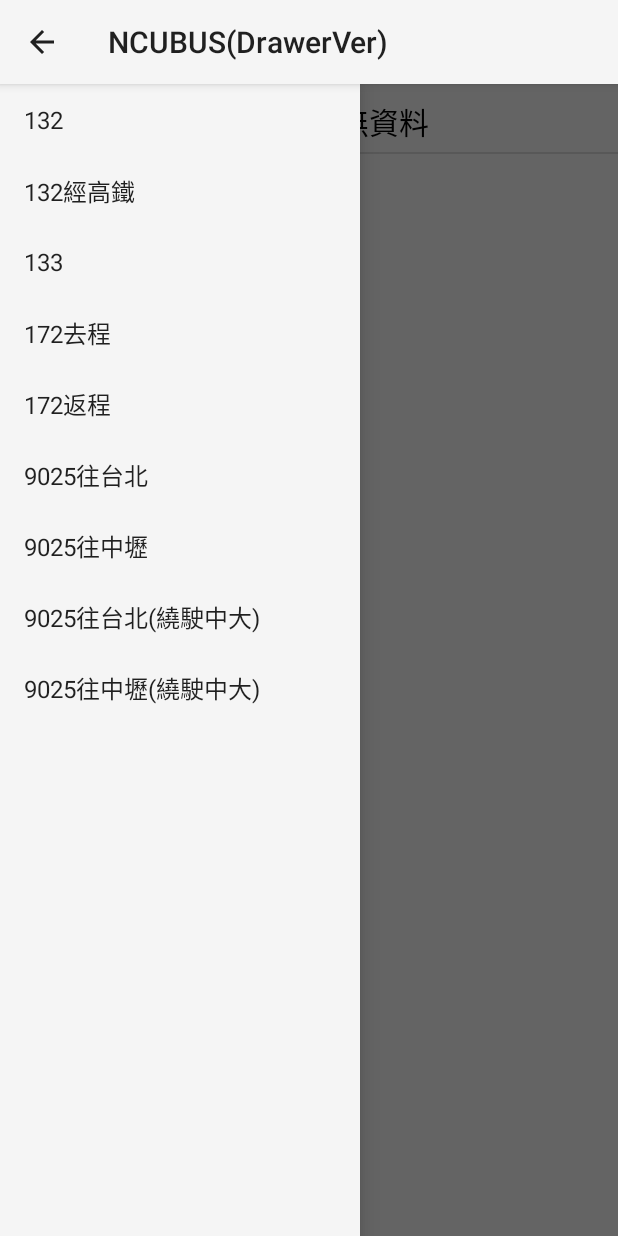
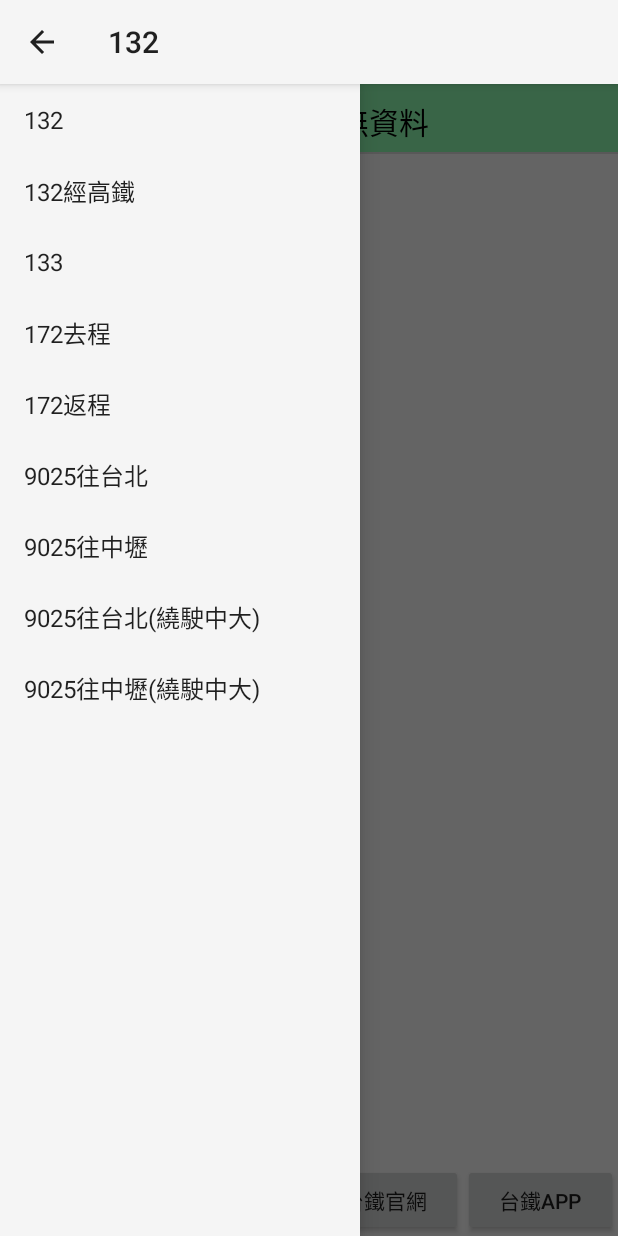
Before and after one commit to NCU-CC/NCU-BUS, an Android app: the screen it shows after launch (MainActivity), with the side drawer open, on a phone screen of 412 x 824 dp. Run offline under Robolectric (Android 15) with nearby library versions, the phone set to English and light mode, and no system bars; 2 statements that could not run were skipped.

Commit message:
Buttons added, smooth scroll to lower position completed, action Bar title completed, store user's last visited page completed, white-and-green list items completed.

```diff
--- a/app/build.gradle
+++ b/app/build.gradle
@@ -2,7 +2,7 @@ apply plugin: 'com.android.application'
 
 android {
     compileSdkVersion 21
-    buildToolsVersion "21.1.0"
+    buildToolsVersion "21.1.2"
 
     defaultConfig {
         applicationId "tw.edu.ncu.cc.ncubusdrawerver"
@@ -13,7 +13,7 @@ android {
     }
     buildTypes {
         release {
-            runProguard false
+            minifyEnabled false
             proguardFiles getDefaultProguardFile('proguard-android.txt'), 'proguard-rules.pro'
         }
     }
--- a/app/src/main/java/tw/edu/ncu/cc/ncubusdrawerver/BusAdapter.java
+++ b/app/src/main/java/tw/edu/ncu/cc/ncubusdrawerver/BusAdapter.java
@@ -21,6 +21,7 @@ public class BusAdapter extends ArrayAdapter {
 
     Activity myContext;
     private ArrayList<BusData> datas;
+    String rowColor[] = {"#8FFDB1","#FFFFFF"};
 
     public BusAdapter(Context context, int resource, ArrayList<BusData> objects) {
         super(context, resource, objects);
@@ -48,6 +49,10 @@ public class BusAdapter extends ArrayAdapter {
             viewHolder.TitleView.setTextColor(Color.BLACK);
             viewHolder.TitleView.setText(datas.get(position).busStop);
             viewHolder.TimeView.setText(datas.get(position).busTime);
+
+            convertView.setBackgroundColor(Color.parseColor(rowColor[position%2]));
+            Log.e("debug","Color changed");
+
 
             Pattern p = Pattern.compile("-?\\d+");
             Matcher m = p.matcher(datas.get(position).busTime);
--- a/app/src/main/java/tw/edu/ncu/cc/ncubusdrawerver/MainActivity.java
+++ b/app/src/main/java/tw/edu/ncu/cc/ncubusdrawerver/MainActivity.java
@@ -1,6 +1,10 @@
 package tw.edu.ncu.cc.ncubusdrawerver;
 
+import android.content.Intent;
+import android.content.SharedPreferences;
+import android.content.pm.PackageManager;
 import android.content.res.Configuration;
+import android.net.Uri;
 import android.os.Bundle;
 import android.support.v4.app.ActionBarDrawerToggle;
 import android.support.v4.app.Fragment;
@@ -19,17 +23,18 @@ import android.widget.ListView;
 
 
 public class MainActivity extends FragmentActivity {
+    public static final String PREFS_NAME = "MyPrefsFile";
 
-    private DrawerLayout mDrawerLayout;
-    private ListView mDrawerList;
+    private DrawerLayout drawerLayout;
+    private ListView drawerList;
     private String[] drawerListItems = new String[]{"132", "132經高鐵", "133", "172去程", "172返程", "9025往台北","9025往中壢","9025往台北(繞駛中大)","9025往中壢(繞駛中大)"};;
 
-    private ActionBarDrawerToggle mDrawerToggle;
+    private ActionBarDrawerToggle drawerToggle;
     private CharSequence drawerTitle;
 
     private static final int NUM_PAGES = 9;
-    private ViewPager mPager;
-    private PagerAdapter mPagerAdapter;
+    private ViewPager pager;
+    private PagerAdapter pagerAdapter;
 
     int currentPagePosition = 0;
 
@@ -38,18 +43,16 @@ public class MainActivity extends FragmentActivity {
         super.onCreate(savedInstanceState);
         setContentView(R.layout.activity_main);
 
+        drawerLayout = (DrawerLayout) findViewById(R.id.drawer_layout);
+        drawerList = (ListView) findViewById(R.id.left_drawer);
 
-
-        mDrawerLayout = (DrawerLayout) findViewById(R.id.drawer_layout);
-        mDrawerList = (ListView) findViewById(R.id.left_drawer);
-
-        mDrawerList.setAdapter(new ArrayAdapter<String>(this,
+        drawerList.setAdapter(new ArrayAdapter<String>(this,
                 android.R.layout.simple_list_item_1, drawerListItems));
-        mDrawerList.setOnItemClickListener(new DrawerItemClickListener());
+        drawerList.setOnItemClickListener(new DrawerItemClickListener());
 
         drawerTitle = getString(R.string.drawer_open_title);
 
-        mDrawerToggle = new ActionBarDrawerToggle(this, mDrawerLayout,
+        drawerToggle = new ActionBarDrawerToggle(this, drawerLayout,
                 R.drawable.holo_light_ic_drawer, R.string.drawer_open, R.string.drawer_close) {
 
             /** Called when a drawer has settled in a completely closed state. */
@@ -68,7 +71,7 @@ public class MainActivity extends FragmentActivity {
         };
 
         // Set the drawer toggle as the DrawerListener
-        mDrawerLayout.setDrawerListener(mDrawerToggle);
+        drawerLayout.setDrawerListener(drawerToggle);
 
         //necessary for drawer to be opened by clicking action bar home button
         getActionBar().setDisplayHomeAsUpEnabled(true);
@@ -76,22 +79,26 @@ public class MainActivity extends FragmentActivity {
 
 
         // Instantiate a ViewPager and a PagerAdapter.
-        mPager = (ViewPager) findViewById(R.id.pager);
-        mPagerAdapter = new ScreenSlidePagerAdapter(getSupportFragmentManager());
-        mPager.setAdapter(mPagerAdapter);
-        mPager.setOnPageChangeListener(
+        pager = (ViewPager) findViewById(R.id.pager);
+        pagerAdapter = new ScreenSlidePagerAdapter(getSupportFragmentManager());
+        pager.setAdapter(pagerAdapter);
+        pager.setOnPageChangeListener(
                 new ViewPager.SimpleOnPageChangeListener() {
                     @Override
                     public void onPageSelected(int position) {
                         // When swiping between pages, select the
                         // corresponding tab.
                         getActionBar().setTitle(drawerListItems[position]);
+                        currentPagePosition = position;
                     }
                 });
 
 
-        //getActionBar.setTitle(user-pref);
-        //mpager.setCurrentPage(user-pref);
+        SharedPreferences settings = getSharedPreferences(PREFS_NAME, 0);
+        currentPagePosition = settings.getInt("currentPagePosition",0);
+
+        getActionBar().setTitle(drawerListItems[currentPagePosition]);
+        pager.setCurrentItem(currentPagePosition);
 
     }
 
@@ -99,15 +106,15 @@ public class MainActivity extends FragmentActivity {
     @Override
     public boolean onPrepareOptionsMenu(Menu menu) {
         // If the nav drawer is open, hide action items related to the content view
-        boolean drawerOpen = mDrawerLayout.isDrawerOpen(mDrawerList);
+        boolean drawerOpen = drawerLayout.isDrawerOpen(drawerList);
         return super.onPrepareOptionsMenu(menu);
     }
 
     private class DrawerItemClickListener implements ListView.OnItemClickListener {
         @Override
         public void onItemClick(AdapterView parent, View view, int position, long id) {
-            mPager.setCurrentItem(position);
-            mDrawerLayout.closeDrawers();
+            pager.setCurrentItem(position);
+            drawerLayout.closeDrawers();
         }
     }
 
@@ -124,7 +131,7 @@ public class MainActivity extends FragmentActivity {
         // automatically handle clicks on the Home/Up button, so long
         // as you specify a parent activity in AndroidManifest.xml.
 
-        if (mDrawerToggle.onOptionsItemSelected(item)) {
+        if (drawerToggle.onOptionsItemSelected(item)) {
             return true;
         }
 
@@ -141,13 +148,24 @@ public class MainActivity extends FragmentActivity {
     protected void onPostCreate(Bundle savedInstanceState) {
         super.onPostCreate(savedInstanceState);
         // Sync the toggle state after onRestoreInstanceState has occurred.
-        mDrawerToggle.syncState();
+        drawerToggle.syncState();
     }
 
     @Override
     public void onConfigurationChanged(Configuration newConfig) {
         super.onConfigurationChanged(newConfig);
-        mDrawerToggle.onConfigurationChanged(newConfig);
+        drawerToggle.onConfigurationChanged(newConfig);
+    }
+
+    @Override
+    public void onPause(){
+        super.onPause();
+        // We need an Editor object to make preference changes.
+        // All objects are from android.context.Context
+        SharedPreferences settings = getSharedPreferences(PREFS_NAME, 0);
+        SharedPreferences.Editor editor = settings.edit();
+        editor.putInt("currentPagePosition", currentPagePosition);
+        editor.commit();
     }
 
 
@@ -167,4 +185,42 @@ public class MainActivity extends FragmentActivity {
         }
     }
 
+    public void onButtonClick (View view) {
+        Intent intent;
+        int viewID = view.getId();
+        String sParam = "";
+
+        switch (viewID){
+            case R.id.hsr_app:
+                sParam = "com.ecom.thsrc";
+                break;
+            case R.id.hsr_web:
+                sParam = "http://www.thsrc.com.tw/index.html?force=1";
+                break;
+            case R.id.tra_app:
+                sParam = "tw.gov.tra.TWeBooking";
+                break;
+            case R.id.tra_web:
+                sParam = "http://twtraffic.tra.gov.tw/twrail/";
+                break;
+        }
+
+        try{
+            PackageManager manager = getPackageManager();
+            intent = manager.getLaunchIntentForPackage(sParam);
+            intent.addCategory(Intent.CATEGORY_LAUNCHER);
+            startActivity(intent);
+        }
+        catch (Exception e){
+            if(viewID == R.id.tra_app || viewID == R.id.hsr_app){
+                intent = new Intent(Intent.ACTION_VIEW, Uri.parse("http://play.google.com/store/apps/details?id=" + sParam));
+            }else {
+                intent = new Intent(Intent.ACTION_VIEW, Uri.parse(sParam));
+            }
+
+            startActivity(intent);
+        }
+
+    }
+
 }
--- a/app/src/main/res/layout/activity_main.xml
+++ b/app/src/main/res/layout/activity_main.xml
@@ -4,10 +4,57 @@
     android:layout_width="match_parent"
     android:layout_height="match_parent">
     <!-- The main content view -->
-    <android.support.v4.view.ViewPager
-        android:id="@+id/pager"
+    <LinearLayout
+        android:orientation="vertical"
         android:layout_width="match_parent"
-        android:layout_height="match_parent" />
+        android:layout_height="match_parent">
+
+        <android.support.v4.view.ViewPager
+            android:id="@+id/pager"
+            android:layout_width="match_parent"
+            android:layout_height="match_parent"
+            android:layout_weight="1"/>
+
+        <LinearLayout
+            android:orientation="horizontal"
+            android:layout_width="match_parent"
+            android:layout_height="wrap_content">
+
+            <Button
+                android:layout_width="0dp"
+                android:layout_height="wrap_content"
+                android:layout_weight="1"
+                android:text="高鐵官網"
+                android:id="@+id/hsr_web"
+                android:onClick="onButtonClick"/>
+
+            <Button
+                android:layout_width="0dp"
+                android:layout_height="wrap_content"
+                android:layout_weight="1"
+                android:text="高鐵APP"
+                android:id="@+id/hsr_app"
+                android:onClick="onButtonClick"/>
+
+            <Button
+                android:layout_width="0dp"
+                android:layout_height="wrap_content"
+                android:layout_weight="1"
+                android:text="台鐵官網"
+                android:id="@+id/tra_web"
+                android:onClick="onButtonClick"/>
+
+            <Button
+                android:layout_width="0dp"
+                android:layout_height="wrap_content"
+                android:layout_weight="1"
+                android:text="台鐵APP"
+                android:id="@+id/tra_app"
+                android:onClick="onButtonClick"/>
+
+        </LinearLayout>
+    </LinearLayout>
+
     <!-- The navigation drawer -->
     <ListView android:id="@+id/left_drawer"
         android:layout_width="240dp"
--- a/app/src/main/res/layout/fragment_detail.xml
+++ b/app/src/main/res/layout/fragment_detail.xml
@@ -13,7 +13,8 @@
         <ListView
             android:id="@+id/detailList"
             android:layout_width="match_parent"
-            android:layout_height="match_parent"/>
+            android:layout_height="match_parent"
+            android:clipToPadding="false"/>
 
 
 
--- a/build.gradle
+++ b/build.gradle
@@ -5,7 +5,7 @@ buildscript {
         jcenter()
     }
     dependencies {
-        classpath 'com.android.tools.build:gradle:0.13.2'
+        classpath 'com.android.tools.build:gradle:1.0.0-rc2'
 
         // NOTE: Do not place your application dependencies here; they belong
         // in the individual module build.gradle files
```
Also changed, not shown: app/src/main/java/tw/edu/ncu/cc/ncubusdrawerver/DetailFragment.java (+9 -6 lines), gradle/wrapper/gradle-wrapper.properties, 2 other files.
